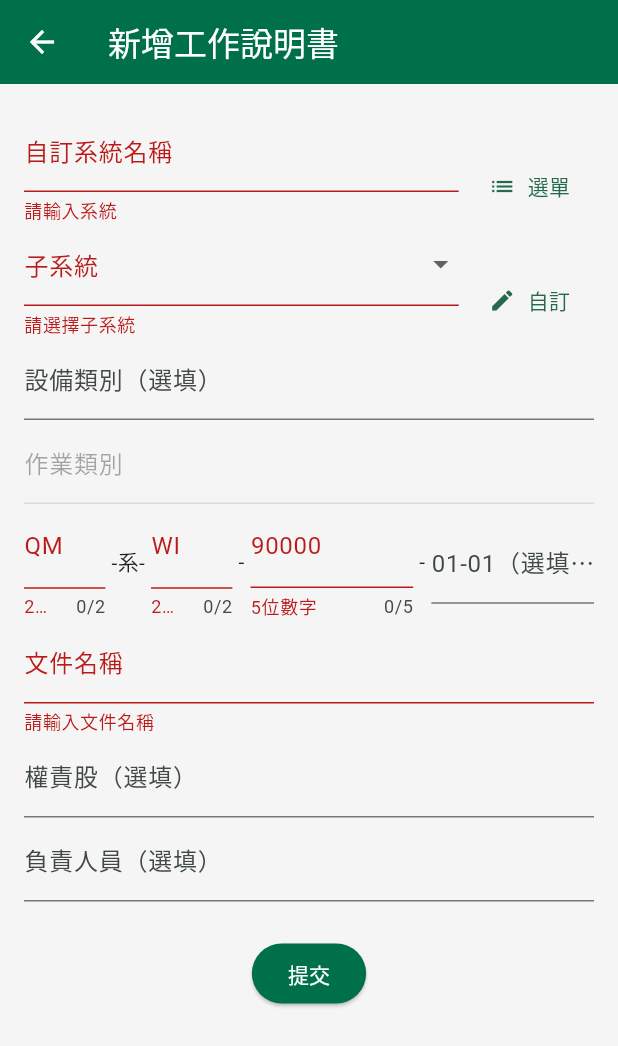
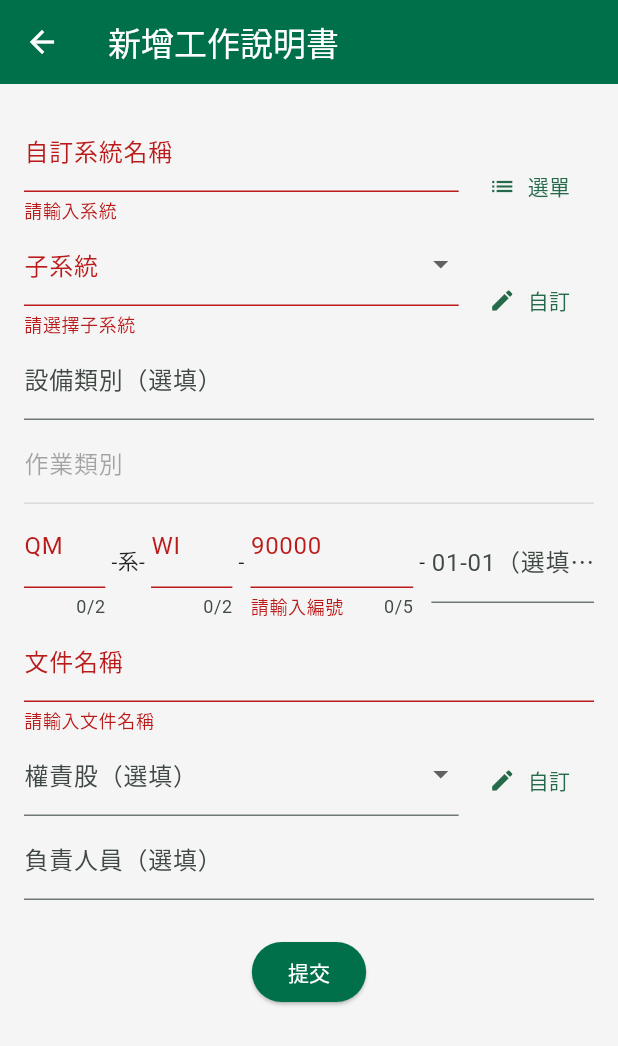
Before and after one commit to shao0925/SignalGuideApp, a Flutter app: the GuideFormPage screen opened directly with empty values, after a tap on "自訂", after a tap on "提交", on a phone screen of 412 x 824 dp. Shown: the top 1046 px of the screen. Run offline on Flutter 3.47's test engine with Material 3 defaults, Android fonts, the phone set to English and light mode, and no system bars; our stand-ins replace flutter_secure_storage; accounts and stored records are empty.

Commit message:
修改工作說明書功能

```diff
--- a/signal_guide_app/lib/pages/guide_form.dart
+++ b/signal_guide_app/lib/pages/guide_form.dart
@@ -6,11 +6,13 @@ import 'package:flutter_secure_storage/flutter_secure_storage.dart';
 class GuideFormPage extends StatefulWidget {
   final int jobTypeId;
   final String jobTypeName;
+  final Map<String, dynamic>? guide;
 
   const GuideFormPage({
     super.key,
     required this.jobTypeId,
     required this.jobTypeName,
+    this.guide,
   });
 
   @override
@@ -21,7 +23,6 @@ class _GuideFormPageState extends State<GuideFormPage> {
   final _formKey = GlobalKey<FormState>();
   final storage = FlutterSecureStorage();
 
-  // 預設選項
   final List<String> systemOptions = ['文湖線號誌', '高運量號誌', '號誌廠部'];
   final List<String> subsystemOptions = [
     '月台門系統',
@@ -35,7 +36,13 @@ class _GuideFormPageState extends State<GuideFormPage> {
     '轉轍器',
   ];
 
-  // 下拉選單＋自訂輸入
+  final List<String> deptOptions = [
+    '土板股', '大修股', '中和股', '內湖大修股', '內湖股',
+    '木柵股', '北投大修股', '松山股', '信義股', '南港股',
+    '淡北股', '淡南股', '新店股', '新莊股', '號誌四場本部',
+    '廠本部', '蘆洲股'
+  ];
+
   String? _system;
   final _systemController = TextEditingController();
   bool _useCustomSystem = false;
@@ -44,24 +51,58 @@ class _GuideFormPageState extends State<GuideFormPage> {
   final _subsystemController = TextEditingController();
   bool _useCustomSubsystem = false;
 
-  // 其他欄位
+  String? _dept;
+  final _deptController = TextEditingController();
+  bool _useCustomDept = false;
+
   final _deviceTypeController = TextEditingController();
   final _docCodeAAController = TextEditingController();
   final _docCodeBBController = TextEditingController();
   final _docCodeNumController = TextEditingController();
   final _docCodeOptionalController = TextEditingController();
   final _docNameController = TextEditingController();
-  final _deptController = TextEditingController();
   final _personController = TextEditingController();
 
   bool _isSubmitting = false;
+
+  @override
+  void initState() {
+    super.initState();
+
+    if (widget.guide != null) {
+      _system = widget.guide!['system'];
+      _subsystem = widget.guide!['subsystem'];
+      _dept = widget.guide!['department'];
+      _deviceTypeController.text = widget.guide!['equipment_type'] ?? '';
+      _docNameController.text = widget.guide!['title'] ?? '';
+      _personController.text = widget.guide!['owner'] ?? '';
+      _populateDocNumber(widget.guide!['doc_number']);
+    }
+  }
+
+  void _populateDocNumber(String? docNumber) {
+    if (docNumber == null) return;
+    final parts = docNumber.split('-');
+    if (parts.length >= 4 && parts[1] == '系') {
+      _docCodeAAController.text = parts[0];
+      _docCodeBBController.text = parts[2];
+      _docCodeNumController.text = parts[3];
+      if (parts.length > 4) {
+        _docCodeOptionalController.text = parts.sublist(4).join('-');
+      }
+    }
+  }
 
   Future<void> _submitForm() async {
     if (!_formKey.currentState!.validate()) return;
     setState(() => _isSubmitting = true);
 
     final token = await storage.read(key: 'access_token');
-    final url = Uri.parse('http://10.0.2.2:8000/api/signal-guides/');
+    final isEditing = widget.guide != null;
+    final url = isEditing
+        ? Uri.parse('http://10.0.2.2:8000/api/signal-guides/${widget.guide!['id']}/')
+        : Uri.parse('http://10.0.2.2:8000/api/signal-guides/');
+    final method = isEditing ? 'PATCH' : 'POST';
 
     String fullDocCode =
         '${_docCodeAAController.text}-系-${_docCodeBBController.text}-${_docCodeNumController.text}';
@@ -69,43 +110,46 @@ class _GuideFormPageState extends State<GuideFormPage> {
       fullDocCode += '-${_docCodeOptionalController.text}';
     }
 
-    final response = await http.post(
-      url,
-      headers: {
+    final request = http.Request(method, url)
+      ..headers.addAll({
         'Authorization': 'Bearer $token',
         'Content-Type': 'application/json',
-      },
-      body: jsonEncode({
+      })
+      ..body = jsonEncode({
         'job_type': widget.jobTypeId,
         'system': _systemController.text.isNotEmpty ? _systemController.text : _system,
         'subsystem': _subsystemController.text.isNotEmpty ? _subsystemController.text : _subsystem,
-        'equipment_type': _deviceTypeController.text,  // ✅ 修正名稱
-        'doc_number': fullDocCode,                     // ✅ 修正名稱
-        'title': _docNameController.text,              // ✅ 修正名稱
-        'department': _deptController.text,
+        'equipment_type': _deviceTypeController.text,
+        'doc_number': fullDocCode,
+        'title': _docNameController.text,
+        'department': _deptController.text.isNotEmpty ? _deptController.text : _dept,
         'owner': _personController.text,
-      }),
-    );
+      });
+
+    final streamedResponse = await request.send();
+    final response = await http.Response.fromStream(streamedResponse);
 
     setState(() => _isSubmitting = false);
 
-    if (response.statusCode == 201) {
-      ScaffoldMessenger.of(context).showSnackBar(
-        const SnackBar(content: Text('成功新增說明書')),
-      );
+    if (response.statusCode == 201 || response.statusCode == 200) {
+      ScaffoldMessenger.of(context).showSnackBar(SnackBar(
+        content: Text(isEditing ? '修改成功' : '新增成功'),
+      ));
       Navigator.pop(context, true);
     } else {
-      print('新增失敗：${response.statusCode}');
+      print('儲存失敗：${response.statusCode}');
       ScaffoldMessenger.of(context).showSnackBar(
-        const SnackBar(content: Text('新增失敗，請稍後再試')),
+        const SnackBar(content: Text('儲存失敗，請稍後再試')),
       );
     }
   }
 
   @override
   Widget build(BuildContext context) {
+    final isEditing = widget.guide != null;
+
     return Scaffold(
-      appBar: AppBar(title: const Text('新增工作說明書')),
+      appBar: AppBar(title: Text(isEditing ? '編輯工作說明書' : '新增工作說明書')),
       body: Padding(
         padding: const EdgeInsets.all(16),
         child: Form(
@@ -113,7 +157,7 @@ class _GuideFormPageState extends State<GuideFormPage> {
           child: SingleChildScrollView(
             child: Column(
               children: [
-                // 系統欄位（可切換）
+                // 系統欄位
                 Row(
                   crossAxisAlignment: CrossAxisAlignment.end,
                   children: [
@@ -144,7 +188,7 @@ class _GuideFormPageState extends State<GuideFormPage> {
                   ],
                 ),
 
-                // 子系統欄位（可切換）
+                // 子系統欄位
                 Row(
                   crossAxisAlignment: CrossAxisAlignment.end,
                   children: [
@@ -197,26 +241,28 @@ class _GuideFormPageState extends State<GuideFormPage> {
                         controller: _docCodeAAController,
                         decoration: const InputDecoration(labelText: 'QM'),
                         maxLength: 2,
-                        validator: (value) =>
-                        RegExp(r'^[A-Z]{2}$').hasMatch(value ?? '') ? null : '2大寫英文字母',
+                        validator: (value) {
+                          if (value == null || value.isEmpty) return '請輸入 QM';
+                          if (!RegExp(r'^[A-Z]{2}$').hasMatch(value)) return '2大寫英文字母';
+                          return null;
+                        },
                       ),
                     ),
-                    const Padding(
-                        padding: EdgeInsets.symmetric(horizontal: 4),
-                        child: Text('-系-')),
+                    const Padding(padding: EdgeInsets.symmetric(horizontal: 4), child: Text('-系-')),
                     Expanded(
                       flex: 1,
                       child: TextFormField(
                         controller: _docCodeBBController,
                         decoration: const InputDecoration(labelText: 'WI'),
                         maxLength: 2,
-                        validator: (value) =>
-                        RegExp(r'^[A-Z]{2}$').hasMatch(value ?? '') ? null : '2大寫英文字母',
+                        validator: (value) {
+                          if (value == null || value.isEmpty) return '請輸入 WI';
+                          if (!RegExp(r'^[A-Z]{2}$').hasMatch(value)) return '2大寫英文字母';
+                          return null;
+                        },
                       ),
                     ),
-                    const Padding(
-                        padding: EdgeInsets.symmetric(horizontal: 4),
-                        child: Text('-')),
+                    const Padding(padding: EdgeInsets.symmetric(horizontal: 4), child: Text('-')),
                     Expanded(
                       flex: 2,
                       child: TextFormField(
@@ -224,15 +270,16 @@ class _GuideFormPageState extends State<GuideFormPage> {
                         decoration: const InputDecoration(labelText: '90000'),
                         maxLength: 5,
                         keyboardType: TextInputType.number,
-                        validator: (value) =>
-                        RegExp(r'^\d{5}$').hasMatch(value ?? '') ? null : '5位數字',
+                        validator: (value) {
+                          if (value == null || value.isEmpty) return '請輸入編號';
+                          if (!RegExp(r'^\d{5}$').hasMatch(value)) return '5位數字';
+                          return null;
+                        },
                       ),
                     ),
-                    const Padding(
-                        padding: EdgeInsets.symmetric(horizontal: 4),
-                        child: Text('-')),
+                    const Padding(padding: EdgeInsets.symmetric(horizontal: 4), child: Text('-')),
                     Expanded(
-                      flex: 2, // 增加寬度以顯示完整內容
+                      flex: 2,
                       child: TextFormField(
                         controller: _docCodeOptionalController,
                         decoration: const InputDecoration(labelText: '01-01（選填）'),
@@ -248,11 +295,34 @@ class _GuideFormPageState extends State<GuideFormPage> {
                   validator: (value) => value == null || value.isEmpty ? '請輸入文件名稱' : null,
                 ),
 
-                // 權責股、負責人員
-                TextFormField(
-                  controller: _deptController,
-                  decoration: const InputDecoration(labelText: '權責股（選填）'),
+                // 權責股
+                Row(
+                  crossAxisAlignment: CrossAxisAlignment.end,
+                  children: [
+                    Expanded(
+                      child: _useCustomDept
+                          ? TextFormField(
+                        controller: _deptController,
+                        decoration: const InputDecoration(labelText: '自訂權責股（選填）'),
+                      )
+                          : DropdownButtonFormField<String>(
+                        value: _dept,
+                        decoration: const InputDecoration(labelText: '權責股（選填）'),
+                        items: deptOptions
+                            .map((s) => DropdownMenuItem(value: s, child: Text(s)))
+                            .toList(),
+                        onChanged: (value) => setState(() => _dept = value),
+                      ),
+                    ),
+                    const SizedBox(width: 8),
+                    TextButton.icon(
+                      icon: Icon(_useCustomDept ? Icons.list : Icons.edit),
+                      label: Text(_useCustomDept ? '選單' : '自訂'),
+                      onPressed: () => setState(() => _useCustomDept = !_useCustomDept),
+                    )
+                  ],
                 ),
+
                 TextFormField(
                   controller: _personController,
                   decoration: const InputDecoration(labelText: '負責人員（選填）'),
@@ -263,7 +333,7 @@ class _GuideFormPageState extends State<GuideFormPage> {
                     ? const CircularProgressIndicator()
                     : ElevatedButton(
                   onPressed: _submitForm,
-                  child: const Text('提交'),
+                  child: Text(isEditing ? '儲存修改' : '提交'),
                 ),
               ],
             ),
--- a/signal_guide_app/lib/pages/guide_list.dart
+++ b/signal_guide_app/lib/pages/guide_list.dart
@@ -94,11 +94,23 @@ class _GuideListPageState extends State<GuideListPage> {
           children: [
             ListTile(
               leading: const Icon(Icons.edit),
-              title: const Text('修改（尚未開放）'),
-              onTap: () {
+              title: const Text('修改'),
+              onTap: () async {
                 Navigator.pop(context);
+                final result = await Navigator.push(
+                  context,
+                  MaterialPageRoute(
+                    builder: (context) => GuideFormPage(
+                      jobTypeId: widget.jobTypeId,
+                      jobTypeName: widget.jobTypeName,
+                      guide: guide, // ✅ 傳入該筆資料
+                    ),
+                  ),
+                );
+                if (result == true) _fetchGuides();
               },
             ),
+
             ListTile(
               leading: const Icon(Icons.delete),
               title: const Text('刪除'),
```
Also changed, not shown: 1 other file.
